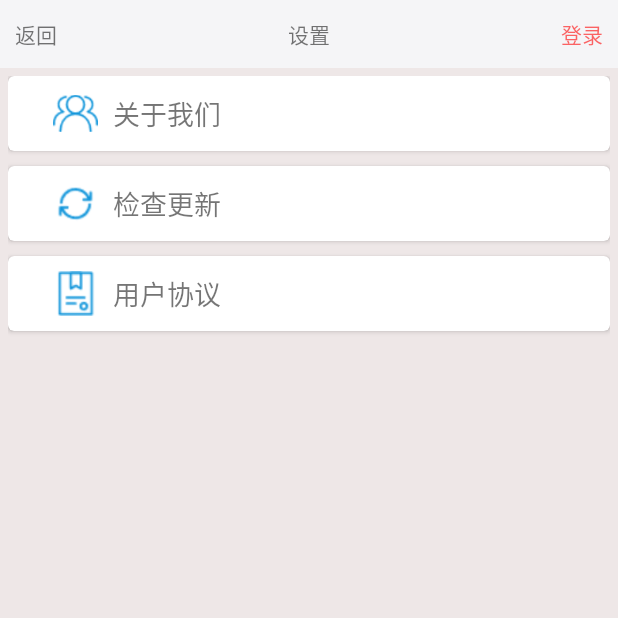
After one commit to UnreliableLaoXiao/PartTimeAPP, an Android app: the SettingActivity screen opened directly, with no data from a screen before it, on a phone screen of 412 x 824 dp, the top half of it. The commit adds this screen. Run offline under Robolectric (Android 15) with nearby library versions, the phone set to English and light mode, and no system bars; our stand-ins replace data binding.

Commit message:
完成设置模块的布局

```diff
--- a/app/src/main/AndroidManifest.xml
+++ b/app/src/main/AndroidManifest.xml
@@ -8,6 +8,7 @@
     <application
         android:allowBackup="true"
         android:icon="@mipmap/ic_launcher"
+        android:name=".SchoolPartimeApplication"
         android:label="@string/app_name"
         android:roundIcon="@mipmap/ic_launcher_round"
         android:supportsRtl="true"
@@ -24,6 +25,9 @@
         <activity android:name=".activity.LoginActivity" />
         <activity android:name=".activity.RegisterActivity" />
         <activity android:name=".activity.MainActivity" />
+        <activity android:name=".activity.SettingActivity" />
+        <activity android:name=".activity.UserInfoActivity" />
+        <activity android:name=".activity.PrefectInfoActivity" />
     </application>
 
 </manifest>
--- /dev/null
+++ b/app/src/main/java/com/schoolpartime/schoolpartime/activity/SettingActivity.java
@@ -0,0 +1,30 @@
+package com.schoolpartime.schoolpartime.activity;
+
+import android.annotation.SuppressLint;
+import android.os.Bundle;
+import com.schoolpartime.schoolpartime.R;
+import com.schoolpartime.schoolpartime.SuperActivity;
+import com.schoolpartime.schoolpartime.databinding.ActivitySettingBinding;
+import com.schoolpartime.schoolpartime.presenter.Presenter;
+import com.schoolpartime.schoolpartime.presenter.SettingPre;
+
+import androidx.databinding.DataBindingUtil;
+
+@SuppressLint("Registered")
+public class SettingActivity extends SuperActivity{
+
+    Presenter pre = new SettingPre();
+
+    @Override
+    protected void onCreate(Bundle savedInstanceState) {
+        super.onCreate(savedInstanceState);
+        ActivitySettingBinding binding = DataBindingUtil.setContentView(this, R.layout.activity_setting);
+        pre.attach(binding,this);
+    }
+
+    @Override
+    protected void onResume() {
+        super.onResume();
+        pre.notifyUpdate(0);
+    }
+}
--- /dev/null
+++ b/app/src/main/java/com/schoolpartime/schoolpartime/adapter/MySelfListAdapter.java
@@ -0,0 +1,73 @@
+package com.schoolpartime.schoolpartime.adapter;
+
+import android.content.Context;
+import android.graphics.Color;
+import android.view.View;
+import android.view.ViewGroup;
+import android.widget.BaseAdapter;
+import android.widget.ImageView;
+import android.widget.TextView;
+
+import com.schoolpartime.schoolpartime.R;
+import com.schoolpartime.schoolpartime.entity.DataModel;
+
+import java.util.List;
+
+/**
+ * Created by Auser on 2018/3/13.
+ * 这个适配器用于个人中心（用户信息界面）的功能列表展示
+ */
+
+public class MySelfListAdapter extends BaseAdapter {
+
+    private List<DataModel> list_user;
+    private Context context;
+
+    public MySelfListAdapter(List<DataModel> list_user , Context context) {
+        this.list_user = list_user;
+        this.context = context;
+    }
+
+    @Override
+    public int getCount() {
+        return list_user.size();
+    }
+
+    @Override
+    public Object getItem(int position) {
+        return list_user.get(position);
+    }
+
+    @Override
+    public long getItemId(int position) {
+        return position;
+    }
+
+    @Override
+    public View getView(int position, View convertView, ViewGroup parent) {
+        ViewHolder holder;
+        if (convertView == null) {
+            convertView = View.inflate(context,
+                    R.layout.item_data, null);
+            holder = new ViewHolder();
+            holder.user_name = convertView
+                    .findViewById(R.id.user_name);
+            holder.user_image = convertView
+                    .findViewById(R.id.user_image);
+            convertView.setTag(holder);
+        } else {
+            holder = (ViewHolder) convertView.getTag();
+        }
+        holder.user_name.setText(list_user.get(position).user_name);
+        holder.user_image.setImageResource(list_user.get(position).user_image);
+        if(list_user.get(position).user_name.equals("退出登录")){
+            convertView.setBackgroundColor(Color.parseColor("#FF0000"));
+        }
+        return convertView;
+    }
+
+    private class ViewHolder {
+        ImageView user_image;
+        TextView user_name;
+    }
+}
--- /dev/null
+++ b/app/src/main/java/com/schoolpartime/schoolpartime/entity/DataModel.java
@@ -0,0 +1,11 @@
+package com.schoolpartime.schoolpartime.entity;
+
+public class DataModel {
+    public String user_name;
+    public Integer user_image;
+
+    public DataModel(String user_name, Integer user_image) {
+        this.user_name = user_name;
+        this.user_image = user_image;
+    }
+}
--- /dev/null
+++ b/app/src/main/java/com/schoolpartime/schoolpartime/presenter/SettingPre.java
@@ -0,0 +1,98 @@
+package com.schoolpartime.schoolpartime.presenter;
+
+import android.annotation.SuppressLint;
+import android.app.Activity;
+import android.util.Log;
+import android.view.View;
+import android.widget.AdapterView;
+
+import com.google.android.material.snackbar.Snackbar;
+import com.schoolpartime.schoolpartime.R;
+import com.schoolpartime.schoolpartime.SuperActivity;
+import com.schoolpartime.schoolpartime.activity.LoginActivity;
+import com.schoolpartime.schoolpartime.adapter.MySelfListAdapter;
+import com.schoolpartime.schoolpartime.databinding.ActivitySettingBinding;
+import com.schoolpartime.schoolpartime.entity.DataModel;
+import com.schoolpartime.schoolpartime.util.sp.SpCommonUtils;
+
+import java.util.ArrayList;
+import java.util.List;
+
+import androidx.databinding.ViewDataBinding;
+
+public class SettingPre implements Presenter, View.OnClickListener {
+
+    ActivitySettingBinding binding;
+    Activity activity;
+    private boolean isLogin;
+
+    @Override
+    public void attach(ViewDataBinding binding, SuperActivity activity) {
+
+        this.binding = (ActivitySettingBinding) binding;
+        this.activity = activity;
+        init();
+    }
+
+    private void init() {
+        isLogin = SpCommonUtils.getIsLogin(activity);
+        List<DataModel> list = new ArrayList<>();
+        DataModel about = new DataModel("关于我们",R.drawable.about);
+        DataModel checkupdate = new DataModel("检查更新",R.drawable.checkupdate);
+        DataModel protocol = new DataModel("用户协议",R.drawable.protocol);
+        list.add(about);
+        list.add(checkupdate);
+        list.add(protocol);
+        binding.listUser.setAdapter(new MySelfListAdapter(list,activity));
+        binding.listUser.setOnItemClickListener(new AdapterView.OnItemClickListener() {
+            @Override
+            public void onItemClick(AdapterView<?> parent, View view, int position, long id) {
+                switch (position){
+
+                }
+            }
+        });
+
+        binding.userChange.setOnClickListener(this);
+        binding.userBack.setOnClickListener(this);
+    }
+
+    @SuppressLint("WrongConstant")
+    private void showResult(String mes) {
+        Snackbar.make(binding.lly, mes, Snackbar.LENGTH_LONG)
+                .setDuration(Snackbar.LENGTH_LONG).show();
+    }
+
+    @Override
+    public void notifyUpdate(int code) {
+        switch (code) {
+            case 0:{
+                binding.userChange.setText(isLogin?"退出登录":"登录");
+            }
+            break;
+        }
+    }
+
+    @Override
+    public void onClick(View v) {
+        switch (v.getId()) {
+            case R.id.user_back:{
+                activity.finish();
+            }
+            break;
+            case R.id.user_change:{
+                if (!isLogin){
+                    (new LoginActivity()).inToActivity(activity);
+                }else{
+                    Log.d("登录测试", "退出成功");
+                    showResult("退出登陆成功");
+                    notifyUpdate(0);
+                    isLogin = false;
+                    SpCommonUtils.setIsLogin(activity,isLogin);
+                }
+
+            }
+            break;
+        }
+    }
+}
--- a/app/src/main/res/drawable/bt_into_boss.xml
+++ b/app/src/main/res/drawable/bt_into_boss.xml
@@ -5,8 +5,8 @@
         android:topLeftRadius="15dp"/>
 
     <stroke  android:width="1dp"
-        android:color="#99999999" />
+        android:color="#99000000" />
 
-    <solid android:color="#99999999" />
+    <solid android:color="#99000000" />
 
 </shape>
--- a/app/src/main/res/layout/activity_forget.xml
+++ b/app/src/main/res/layout/activity_forget.xml
@@ -36,7 +36,7 @@
                 android:layout_width="match_parent"
                 android:layout_height="wrap_content">
 
-                <com.schoolpartime.schoolpartime.weight.ClearEditText
+                <com.schoolpartime.schoolpartime.weiget.clearEditText.ClearEditText
                     android:layout_width="match_parent"
                     android:hint="@string/username"
                     android:inputType="text"
@@ -53,7 +53,7 @@
             android:layout_marginTop="10dp"
             android:layout_height="wrap_content">
 
-            <com.schoolpartime.schoolpartime.weight.ClearEditText
+            <com.schoolpartime.schoolpartime.weiget.clearEditText.ClearEditText
             android:layout_width="match_parent"
             android:hint="@string/psw_verify"
             android:maxLength="4"
@@ -68,7 +68,7 @@
                 android:layout_marginTop="10dp"
                 android:layout_height="wrap_content">
 
-                <com.schoolpartime.schoolpartime.weight.ClearEditText
+                <com.schoolpartime.schoolpartime.weiget.clearEditText.ClearEditText
                     android:layout_width="match_parent"
                     android:hint="@string/new_psw"
                     android:maxLength="4"
--- a/app/src/main/res/layout/activity_login.xml
+++ b/app/src/main/res/layout/activity_login.xml
@@ -44,7 +44,7 @@
                 android:id="@+id/tl_lg_username"
                 android:layout_height="wrap_content">
 
-                <com.schoolpartime.schoolpartime.weight.ClearEditText
+                <com.schoolpartime.schoolpartime.weiget.clearEditText.ClearEditText
                     android:layout_width="match_parent"
                     android:hint="@string/username"
                     android:inputType="text"
@@ -60,7 +60,7 @@
                 android:id="@+id/tl_lg_psw"
                 android:layout_height="wrap_content">
 
-                <com.schoolpartime.schoolpartime.weight.ClearEditText
+                <com.schoolpartime.schoolpartime.weiget.clearEditText.ClearEditText
                     android:layout_width="match_parent"
                     android:hint="@string/psw"
                     android:maxLength="10"
--- /dev/null
+++ b/app/src/main/res/layout/activity_setting.xml
@@ -0,0 +1,55 @@
+<?xml version="1.0" encoding="utf-8"?>
+<layout xmlns:android="http://schemas.android.com/apk/res/android">
+
+    <data>
+
+    </data>
+
+    <LinearLayout
+        android:layout_width="match_parent"
+        android:orientation="vertical"
+        android:background="#dfede5e5"
+        android:id="@+id/lly"
+        android:layout_height="match_parent">
+
+        <RelativeLayout
+            android:layout_width="match_parent"
+            android:background="#FFF5F5F7"
+            android:layout_height="45dp">
+
+            <TextView
+                android:layout_width="wrap_content"
+                android:text="返回"
+                android:id="@+id/user_back"
+                android:layout_centerVertical="true"
+                android:layout_margin="10dp"
+                android:layout_height="wrap_content" />
+
+            <TextView
+                android:layout_width="wrap_content"
+                android:text="设置"
+                android:layout_centerInParent="true"
+                android:layout_height="wrap_content" />
+
+            <TextView
+                android:layout_width="wrap_content"
+                android:text="@string/login"
+                android:id="@+id/user_change"
+                android:layout_centerVertical="true"
+                android:textColor="#99FF0000"
+                android:layout_margin="10dp"
+                android:layout_alignParentRight="true"
+                android:layout_height="wrap_content" />
+
+        </RelativeLayout>
+
+        <ListView
+            android:layout_width="match_parent"
+            android:id="@+id/list_user"
+            android:dividerHeight="10dp"
+            android:divider="#00000000"
+            android:layout_margin="5dp"
+            android:layout_height="match_parent" />
+
+    </LinearLayout>
+</layout>
```
Also changed, not shown: app/src/main/java/com/schoolpartime/schoolpartime/entity/User.java (+7 -7 lines), app/src/main/java/com/schoolpartime/schoolpartime/presenter/LoginPre.java (+13 -10 lines), app/src/main/res/drawable/arrow.xml (added, +7 -0 lines), app/src/main/res/drawable/about.png (added).
